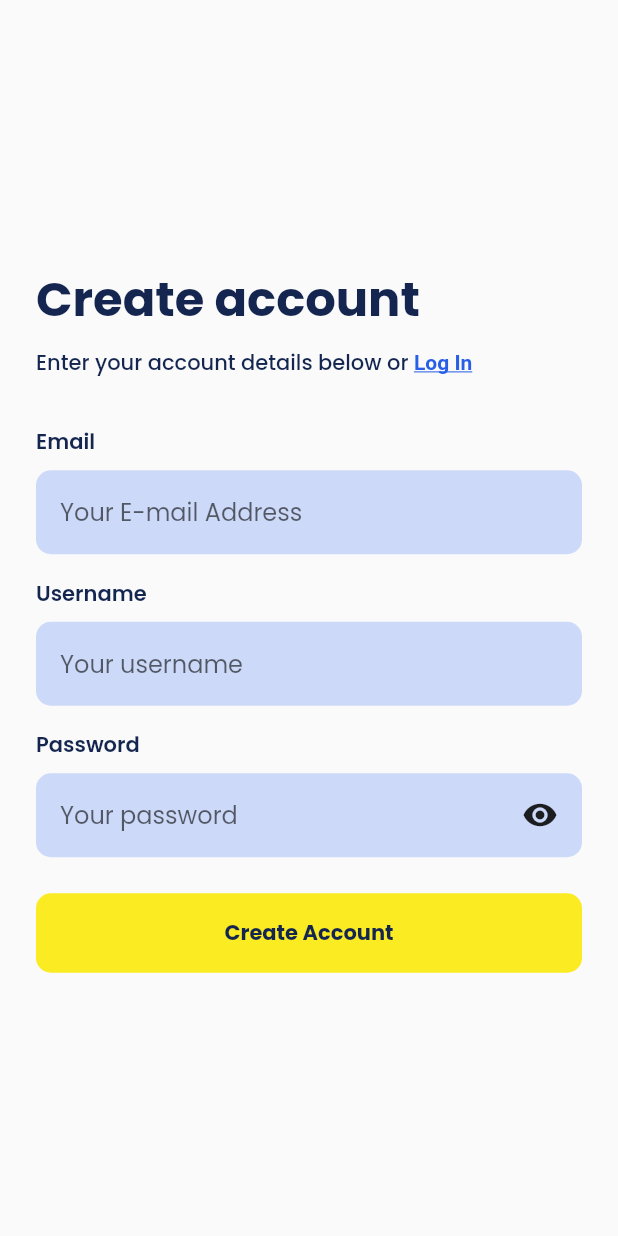
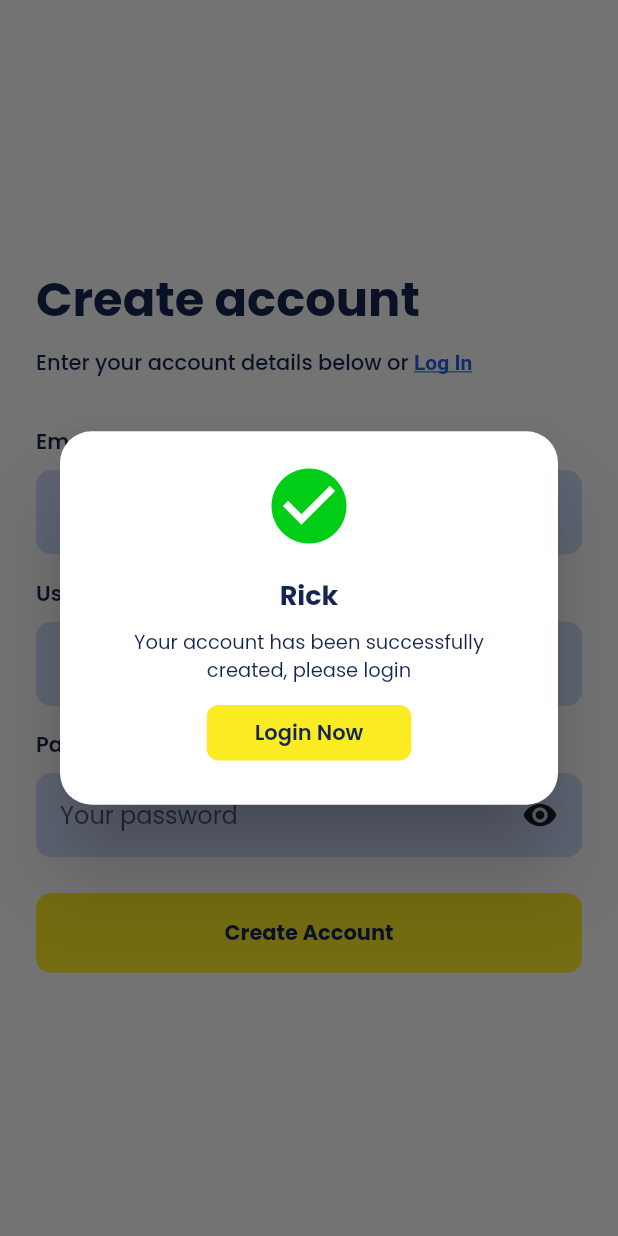
Before and after one commit to yashagozwan/discussin-mobile, a Flutter app: the SignUpScreen screen opened directly, after a tap on "Create Account", on a phone screen of 412 x 824 dp. Run offline on Flutter 3.47's test engine with Material 2 defaults, Android fonts, the phone set to English and light mode, and no system bars; our stand-ins replace flutter_riverpod.

Commit message:
add alert success

```diff
--- a/lib/src/screen/sign_up/sign_up_screen.dart
+++ b/lib/src/screen/sign_up/sign_up_screen.dart
@@ -1,5 +1,6 @@
 import 'package:discussin_mobile/src/screen/sign_up/widget/text_field_password.dart';
 import 'package:discussin_mobile/src/screen/sign_up/widget/text_form_field_pro.dart';
+import 'package:discussin_mobile/src/widget/alert_success.dart';
 import 'package:discussin_mobile/src/widget/text_pro.dart';
 import 'package:flutter/gestures.dart';
 import 'package:flutter/material.dart';
@@ -124,7 +125,7 @@ class _SignUpScreenState extends ConsumerState<SignUpScreen> {
         ),
         const SizedBox(height: 24),
         ElevatedButton(
-          onPressed: () {},
+          onPressed: _showAlertDialog,
           style: ElevatedButton.styleFrom(
             backgroundColor: const Color(0xffFBEB23),
             foregroundColor: Colors.black54,
@@ -143,4 +144,11 @@ class _SignUpScreenState extends ConsumerState<SignUpScreen> {
       ],
     );
   }
+
+  void _showAlertDialog() {
+    showDialog(
+      context: context,
+      builder: (context) => const AlertSuccess(),
+    );
+  }
 }
--- /dev/null
+++ b/lib/src/widget/alert_success.dart
@@ -0,0 +1,59 @@
+import 'package:discussin_mobile/src/widget/elevated_button_pro.dart';
+import 'package:discussin_mobile/src/widget/text_pro.dart';
+import 'package:flutter/material.dart';
+
+class AlertSuccess extends StatelessWidget {
+  const AlertSuccess({super.key});
+
+  @override
+  Widget build(BuildContext context) {
+    return AlertDialog(
+      shape: RoundedRectangleBorder(
+        borderRadius: BorderRadius.circular(21),
+      ),
+      content: Column(
+        mainAxisSize: MainAxisSize.min,
+        mainAxisAlignment: MainAxisAlignment.center,
+        children: [
+          const Icon(
+            Icons.check_circle,
+            color: Color(0xFF00CD15),
+            size: 60,
+          ),
+          const SizedBox(height: 8 * 2),
+          const TextPro(
+            'Rick',
+            fontWeight: FontWeight.w700,
+            fontSize: 18,
+          ),
+          const SizedBox(height: 8),
+          const TextPro(
+            'Your account has been successfully created, please login',
+            fontSize: 13,
+            textAlign: TextAlign.center,
+          ),
+          const SizedBox(height: 8),
+          ElevatedButton(
+            style: ElevatedButton.styleFrom(
+              backgroundColor: const Color(0xFFFBEB23),
+              elevation: 0,
+              foregroundColor: Colors.black54,
+              padding: const EdgeInsets.symmetric(
+                vertical: 8,
+                horizontal: 8 * 4,
+              ),
+              shape: RoundedRectangleBorder(
+                borderRadius: BorderRadius.circular(8),
+              ),
+            ),
+            onPressed: () {},
+            child: const TextPro(
+              'Login Now',
+              fontWeight: FontWeight.w600,
+            ),
+          ),
+        ],
+      ),
+    );
+  }
+}
```
